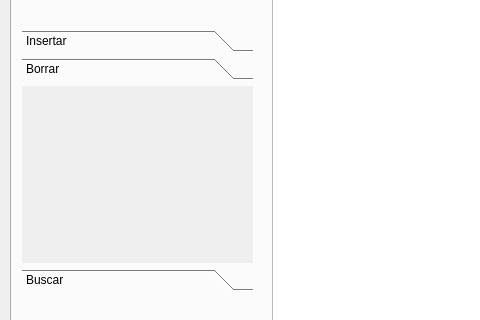
Qt form mainwindow.ui (kathsup/graficadorEstructuras) before a commit; both pictures show x 0 to 480 and y 166 to 486 of the 1021 by 712 pixel window.
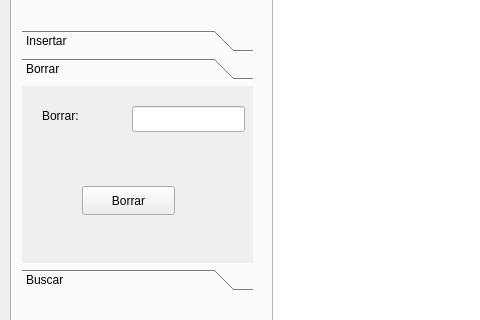
The same form after that commit. The open tabs and pages were chosen to show the change.

```diff
--- a/mainwindow.ui
+++ b/mainwindow.ui
@@ -88,6 +88,48 @@
        <attribute name="label">
         <string>Borrar</string>
        </attribute>
+       <widget class="QLineEdit" name="valBorrar">
+        <property name="geometry">
+         <rect>
+          <x>110</x>
+          <y>20</y>
+          <width>113</width>
+          <height>26</height>
+         </rect>
+        </property>
+        <property name="inputMask">
+         <string/>
+        </property>
+        <property name="text">
+         <string/>
+        </property>
+       </widget>
+       <widget class="QLabel" name="label_3">
+        <property name="geometry">
+         <rect>
+          <x>20</x>
+          <y>20</y>
+          <width>63</width>
+          <height>20</height>
+         </rect>
+        </property>
+        <property name="text">
+         <string>Borrar: </string>
+        </property>
+       </widget>
+       <widget class="QPushButton" name="pushButton_2">
+        <property name="geometry">
+         <rect>
+          <x>60</x>
+          <y>100</y>
+          <width>93</width>
+          <height>29</height>
+         </rect>
+        </property>
+        <property name="text">
+         <string>Borrar</string>
+        </property>
+       </widget>
       </widget>
       <widget class="QWidget" name="page_2">
        <property name="geometry">
```
Left out of the diff: 41 changed lines with no effect on the pictures.
